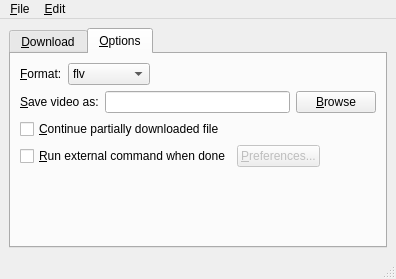
Before: the Qt Designer form rc/mainwnd.ui in guendto/abby, drawn with Qt 5.
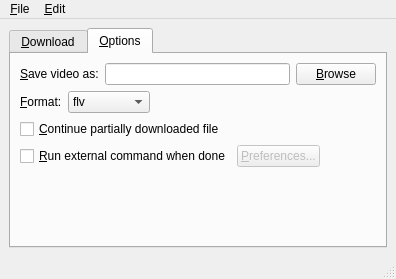
After: the same form once the commit is applied. The open tabs and pages were chosen to show the change.

Commit message: Re-shuffled options widgets.

```diff
--- a/rc/mainwnd.ui
+++ b/rc/mainwnd.ui
@@ -257,7 +257,7 @@
         <string>&amp;Options</string>
        </attribute>
        <layout class="QGridLayout" name="gridLayout_4" >
-        <item row="0" column="0" >
+        <item row="1" column="0" >
          <layout class="QHBoxLayout" name="horizontalLayout_6" >
           <item>
            <widget class="QLabel" name="label_9" >
@@ -384,7 +384,7 @@
           </item>
          </layout>
         </item>
-        <item row="6" column="0" >
+        <item row="8" column="0" >
          <spacer name="verticalSpacer_2" >
           <property name="orientation" >
            <enum>Qt::Vertical</enum>
@@ -425,7 +425,7 @@
           </item>
          </layout>
         </item>
-        <item row="1" column="0" >
+        <item row="0" column="0" >
          <layout class="QHBoxLayout" name="horizontalLayout_5" >
           <item>
            <widget class="QLabel" name="label_7" >
```
Left out of the diff: 7 changed lines with no effect on the pictures.
